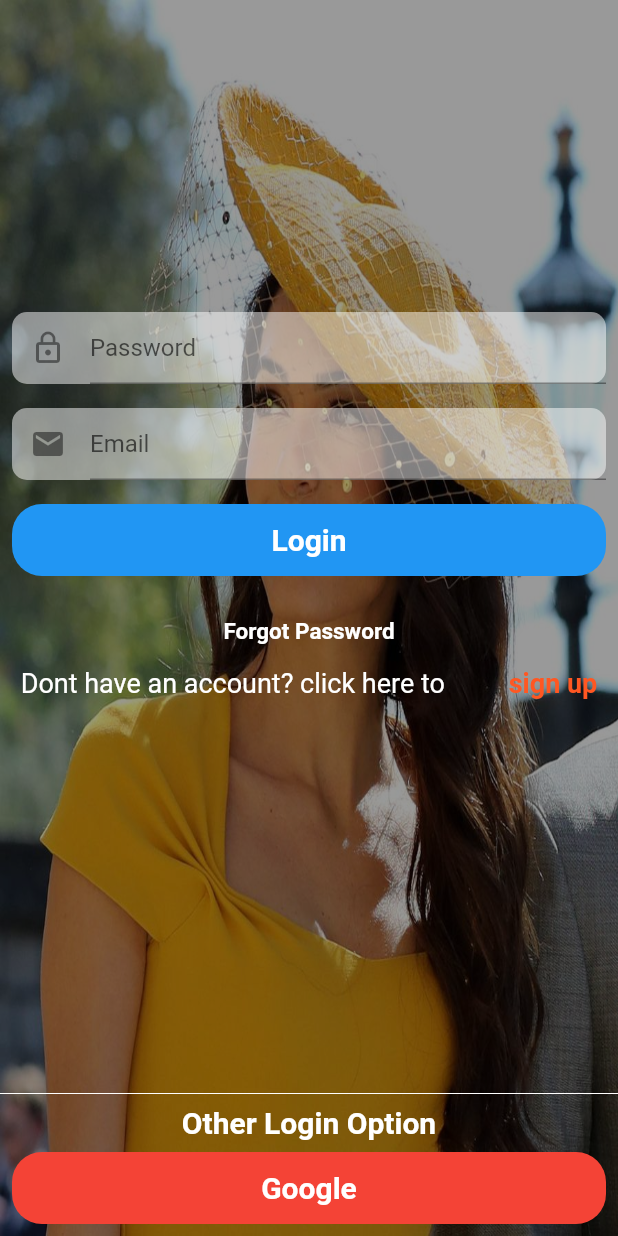
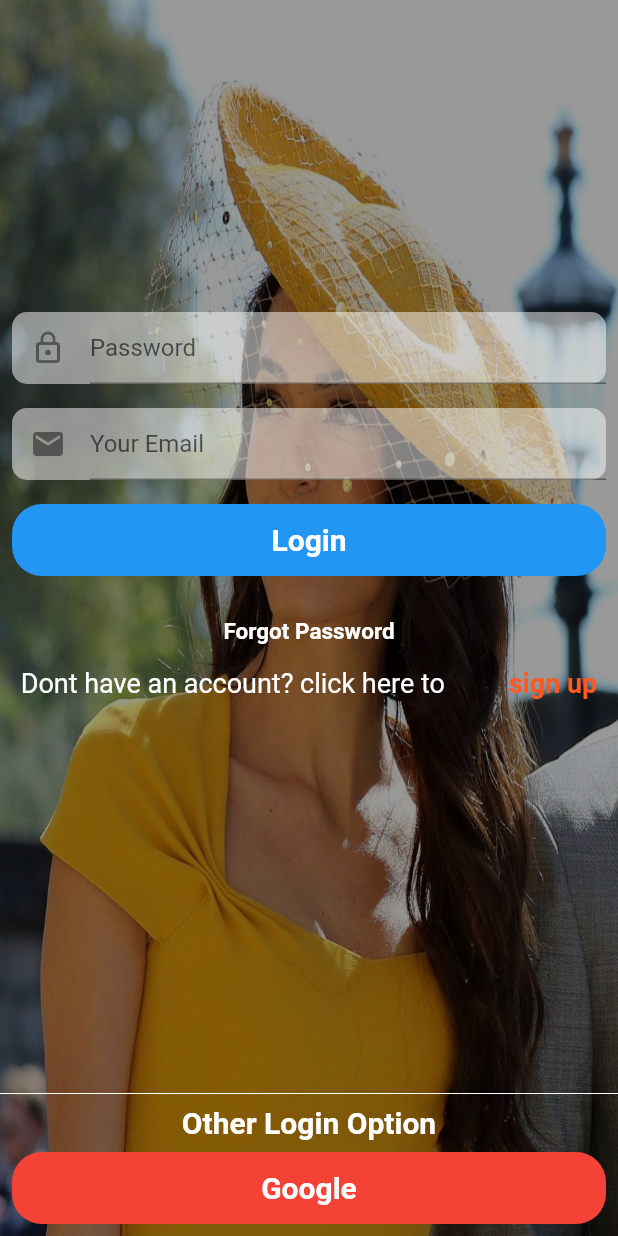
Before and after one commit to VGBandara/E-Commerce-App, a Flutter app: the screen it shows after launch, on a phone screen of 412 x 824 dp. Run offline on Flutter 3.47's test engine with Material 2 defaults, Android fonts, the phone set to English and light mode, and no system bars; our stand-ins replace carousel_pro.

Commit message:
Edit login Page

```diff
--- a/lib/pages/login.dart
+++ b/lib/pages/login.dart
@@ -59,7 +59,7 @@ class _LoginPageState extends State<LoginPage> {
                             padding: EdgeInsets.only(left: 12.0),
                             child: TextFormField(
                               decoration: InputDecoration(
-                                hintText: 'Email',
+                                hintText: 'Your Email',
                                 icon: Icon(Icons.email),
 
 
```
